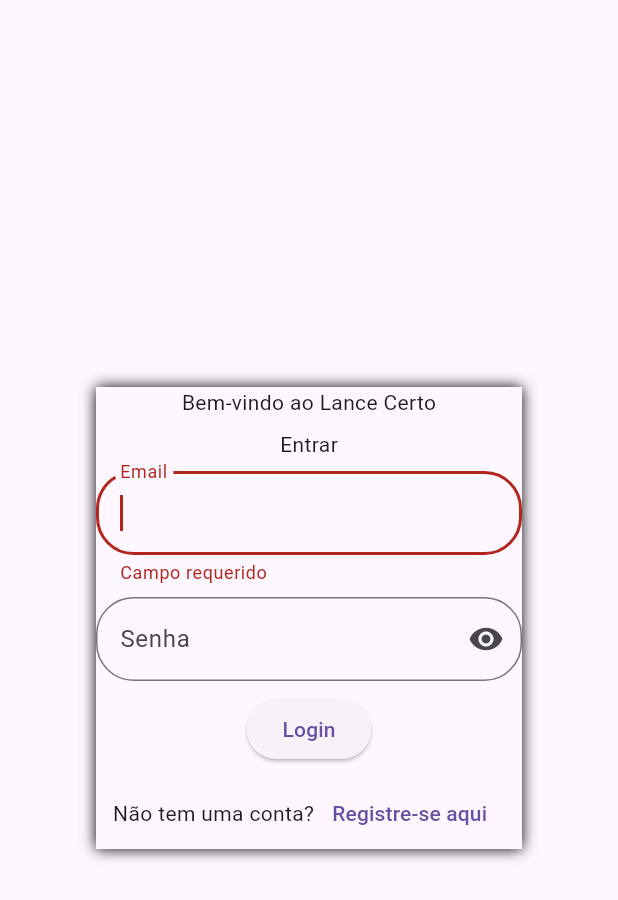
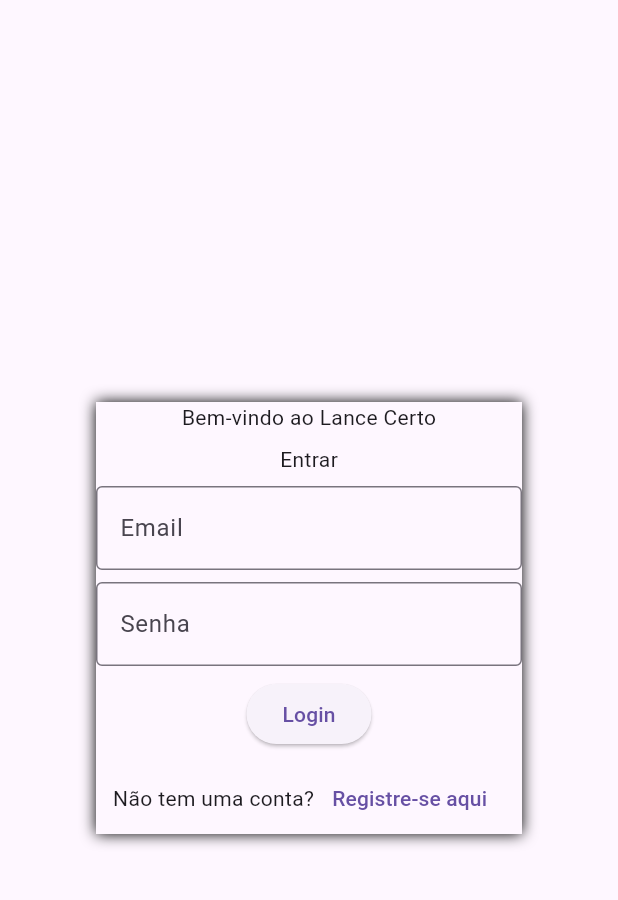
Before and after one commit to MatheusWDB/lance-certo, a Flutter app: the screen it shows after launch, after a tap on "Login", on a phone screen of 412 x 824 dp. Shown: the top 900 px of the screen. Run offline on Flutter 3.47's test engine with Material 3 defaults, Android fonts, the phone set to English and light mode, and no system bars.

Commit message:
Revert "feat: criado a lógica"
This reverts commit 71d8ee237b51c245e10ec2c11163c04642d1015a.

```diff
--- a/frontend/lib/screens/home_screen.dart
+++ b/frontend/lib/screens/home_screen.dart
@@ -1,6 +1,5 @@
 import 'package:flutter/material.dart';
 import 'package:lance_certo/widgets/auction_list.dart';
-import 'package:lance_certo/widgets/main_menu.dart';
 import 'package:lance_certo/widgets/new_auction_dialog.dart';
 
 class HomeScreen extends StatefulWidget {
@@ -17,7 +16,6 @@
       body: SafeArea(
         child: Column(
           children: [
-            MainMenu(currentRoute: '/home'),
             Padding(
               padding: const EdgeInsets.all(32.0),
               child: Row(
--- a/frontend/lib/screens/login_screen.dart
+++ b/frontend/lib/screens/login_screen.dart
@@ -1,6 +1,4 @@
 import 'package:flutter/material.dart';
-import 'package:lance_certo/screens/home_screen.dart';
-import 'package:lance_certo/screens/registration_screen.dart';
 
 class LoginScreen extends StatefulWidget {
   const LoginScreen({super.key});
@@ -10,15 +8,6 @@
 }
 
 class _LoginScreenState extends State<LoginScreen> {
-  Map<String, TextEditingController> controller = {
-    'username': TextEditingController(),
-    'password': TextEditingController(),
-  };
-
-  Map<String, String?> error = {'username': null, 'password': null};
-
-  bool viewPassword = false;
-
   @override
   Widget build(BuildContext context) {
     return Scaffold(
@@ -41,73 +30,24 @@
                       Text('Bem-vindo ao Lance Certo'),
                       Text('Entrar'),
                       TextField(
-                        autofocus: true,
-                        controller: controller['username'],
                         decoration: InputDecoration(
-                          border: OutlineInputBorder(
-                            borderSide: const BorderSide(width: 2),
-                            borderRadius: BorderRadius.circular(25),
-                          ),
-                          errorText: error['username'],
+                          border: OutlineInputBorder(),
                           labelText: 'Email',
                         ),
-                        onChanged: (value) {
-                          setState(() {
-                            error['username'] = null;
-                          });
-                        },
                       ),
                       TextField(
-                        autocorrect: false,
-                        controller: controller['password'],
                         decoration: InputDecoration(
-                          border: OutlineInputBorder(
-                            borderSide: const BorderSide(width: 2),
-                            borderRadius: BorderRadius.circular(25),
-                          ),
-                          errorText: error['password'],
+                          border: OutlineInputBorder(),
                           labelText: 'Senha',
-                          suffixIcon: IconButton(
-                            onPressed: () {
-                              setState(() {
-                                viewPassword = !viewPassword;
-                              });
-                            },
-                            icon: Icon(
-                              viewPassword == true
-                                  ? Icons.visibility_off
-                                  : Icons.visibility,
-                            ),
-                          ),
                         ),
-                        obscureText: !viewPassword,
-                        obscuringCharacter: '*',
-                        onChanged: (value) {
-                          setState(() {
-                            error['password'] = null;
-                          });
-                        },
                       ),
-                      ElevatedButton(
-                        onPressed: () => login(),
-                        child: Text('Login'),
-                      ),
+                      ElevatedButton(onPressed: () {}, child: Text('Login')),
                       Row(
                         mainAxisAlignment: MainAxisAlignment.center,
                         children: [
                           Text('Não tem uma conta?'),
                           TextButton(
-                            onPressed: () {
-                              resetController();
-                              resetError();
-                              Navigator.push(
-                                context,
-                                MaterialPageRoute(
-                                  builder: (context) =>
-                                      const RegistrationScreen(),
-                                ),
-                              );
-                            },
+                            onPressed: () {},
                             child: Text('Registre-se aqui'),
                           ),
                         ],
@@ -122,62 +62,4 @@
       ),
     );
   }
-
-  void login() async {
-    final attributes = ['username', 'password'];
-
-    for (var attribute in attributes) {
-      if (controller[attribute]!.text.isEmpty) {
-        setState(() {
-          error[attribute] = 'Campo requerido';
-        });
-        return;
-      }
-    }
-
-    if (!controller['username']!.text.contains('@') ||
-        !controller['username']!.text.contains('.')) {
-      final int atIndex = controller['username']!.text.indexOf('@');
-      final int dotIndex = controller['username']!.text.lastIndexOf('.');
-      if (atIndex < 1 ||
-          dotIndex < atIndex + 2 ||
-          dotIndex == controller['username']!.text.length - 1) {
-        setState(() {
-          error['username'] = 'Inválido';
-        });
-        return;
-      }
-    }
-
-    if (controller['password']!.text.length < 8) {
-      setState(() {
-        error['password'] = 'A senha tem no mínimo 8 caracteres';
-      });
-      return;
-    }
-
-    resetController();
-    resetError();
-
-    if (!mounted) return;
-
-    Navigator.pushReplacement(
-      context,
-      MaterialPageRoute(builder: (context) => const HomeScreen()),
-    );
-  }
-
-  void resetController() {
-    setState(() {
-      controller['username']?.clear();
-      controller['password']?.clear();
-    });
-  }
-
-  void resetError() {
-    setState(() {
-      error['username'] = null;
-      error['password'] = null;
-    });
-  }
 }
```
